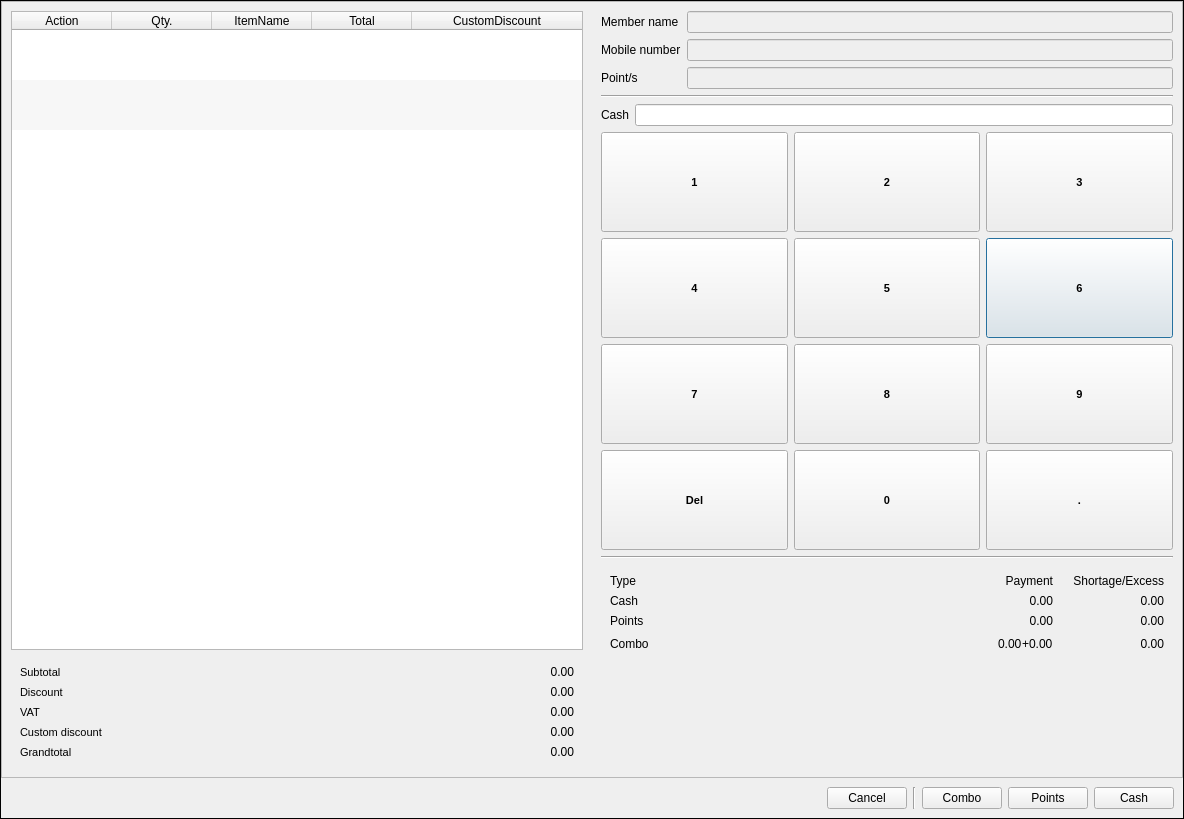
Qt form app/views/templates/generated/InOrder.ui (rondalefloyd/mts-pos) before a commit.
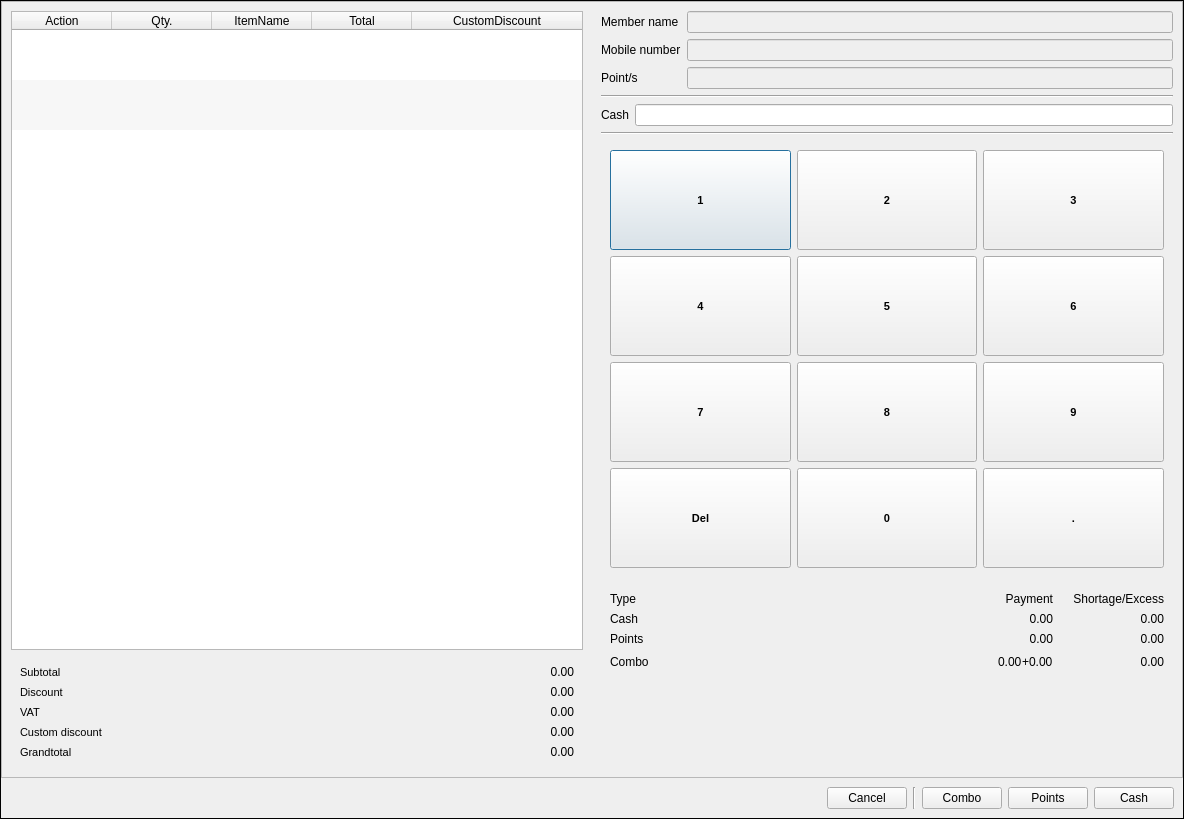
The same form after that commit.

```diff
--- a/app/views/templates/generated/InOrder.ui
+++ b/app/views/templates/generated/InOrder.ui
@@ -167,36 +167,20 @@
                   </item>
                  </layout>
                 </item>
+               </layout>
+              </item>
                 <item>
-                 <layout class="QGridLayout" name="gridLayoutNumpad">
-                  <item row="1" column="2">
-                   <widget class="QPushButton" name="pushButtonKeySix">
-                    <property name="sizePolicy">
-                     <sizepolicy hsizetype="Expanding" vsizetype="Expanding">
-                      <horstretch>0</horstretch>
-                      <verstretch>0</verstretch>
-                     </sizepolicy>
-                    </property>
-                    <property name="minimumSize">
-                     <size>
-                      <width>100</width>
-                      <height>100</height>
-                     </size>
-                    </property>
-                    <property name="font">
-                     <font>
-                      <pointsize>8</pointsize>
-                      <weight>75</weight>
-                      <bold>true</bold>
-                     </font>
-                    </property>
-                    <property name="text">
-                     <string>6</string>
-                    </property>
-                   </widget>
-                  </item>
-                  <item row="1" column="1">
-                   <widget class="QPushButton" name="pushButtonKeyFive">
+               <widget class="Line" name="line_2">
+                <property name="orientation">
+                 <enum>Qt::Horizontal</enum>
+                </property>
+               </widget>
+              </item>
+              <item>
+               <widget class="QWidget" name="widgetNumpad" native="true">
+                <layout class="QGridLayout" name="gridLayout_2">
+                 <item row="0" column="0">
+                  <widget class="QPushButton" name="pushButtonKeyOne">
                     <property name="sizePolicy">
                      <sizepolicy hsizetype="Expanding" vsizetype="Expanding">
                       <horstretch>0</horstretch>
@@ -217,85 +201,7 @@
                      </font>
                     </property>
                     <property name="text">
-                     <string>5</string>
-                    </property>
-                   </widget>
-                  </item>
-                  <item row="2" column="2">
-                   <widget class="QPushButton" name="pushButtonKeyNine">
-                    <property name="sizePolicy">
-                     <sizepolicy hsizetype="Expanding" vsizetype="Expanding">
-                      <horstretch>0</horstretch>
-                      <verstretch>0</verstretch>
-                     </sizepolicy>
-                    </property>
-                    <property name="minimumSize">
-                     <size>
-                      <width>100</width>
-                      <height>100</height>
-                     </size>
-                    </property>
-                    <property name="font">
-                     <font>
-                      <pointsize>8</pointsize>
-                      <weight>75</weight>
-                      <bold>true</bold>
-                     </font>
-                    </property>
-                    <property name="text">
-                     <string>9</string>
-                    </property>
-                   </widget>
-                  </item>
-                  <item row="2" column="0">
-                   <widget class="QPushButton" name="pushButtonKeySeven">
-                    <property name="sizePolicy">
-                     <sizepolicy hsizetype="Expanding" vsizetype="Expanding">
-                      <horstretch>0</horstretch>
-                      <verstretch>0</verstretch>
-                     </sizepolicy>
-                    </property>
-                    <property name="minimumSize">
-                     <size>
-                      <width>100</width>
-                      <height>100</height>
-                     </size>
-                    </property>
-                    <property name="font">
-                     <font>
-                      <pointsize>8</pointsize>
-                      <weight>75</weight>
-                      <bold>true</bold>
-                     </font>
-                    </property>
-                    <property name="text">
-                     <string>7</string>
-                    </property>
-                   </widget>
-                  </item>
-                  <item row="2" column="1">
-                   <widget class="QPushButton" name="pushButtonKeyEight">
-                    <property name="sizePolicy">
-                     <sizepolicy hsizetype="Expanding" vsizetype="Expanding">
-                      <horstretch>0</horstretch>
-                      <verstretch>0</verstretch>
-                     </sizepolicy>
-                    </property>
-                    <property name="minimumSize">
-                     <size>
-                      <width>100</width>
-                      <height>100</height>
-                     </size>
-                    </property>
-                    <property name="font">
-                     <font>
-                      <pointsize>8</pointsize>
-                      <weight>75</weight>
-                      <bold>true</bold>
-                     </font>
-                    </property>
-                    <property name="text">
-                     <string>8</string>
+                    <string>1</string>
                     </property>
                    </widget>
                   </item>
@@ -377,8 +283,8 @@
                     </property>
                    </widget>
                   </item>
-                  <item row="0" column="0">
-                   <widget class="QPushButton" name="pushButtonKeyOne">
+                 <item row="1" column="1">
+                  <widget class="QPushButton" name="pushButtonKeyFive">
                     <property name="sizePolicy">
                      <sizepolicy hsizetype="Expanding" vsizetype="Expanding">
                       <horstretch>0</horstretch>
@@ -399,7 +305,111 @@
                      </font>
                     </property>
                     <property name="text">
-                     <string>1</string>
+                    <string>5</string>
+                   </property>
+                  </widget>
+                 </item>
+                 <item row="1" column="2">
+                  <widget class="QPushButton" name="pushButtonKeySix">
+                   <property name="sizePolicy">
+                    <sizepolicy hsizetype="Expanding" vsizetype="Expanding">
+                     <horstretch>0</horstretch>
+                     <verstretch>0</verstretch>
+                    </sizepolicy>
+                   </property>
+                   <property name="minimumSize">
+                    <size>
+                     <width>100</width>
+                     <height>100</height>
+                    </size>
+                   </property>
+                   <property name="font">
+                    <font>
+                     <pointsize>8</pointsize>
+                     <weight>75</weight>
+                     <bold>true</bold>
+                    </font>
+                   </property>
+                   <property name="text">
+                    <string>6</string>
+                   </property>
+                  </widget>
+                 </item>
+                 <item row="2" column="0">
+                  <widget class="QPushButton" name="pushButtonKeySeven">
+                   <property name="sizePolicy">
+                    <sizepolicy hsizetype="Expanding" vsizetype="Expanding">
+                     <horstretch>0</horstretch>
+                     <verstretch>0</verstretch>
+                    </sizepolicy>
+                   </property>
+                   <property name="minimumSize">
+                    <size>
+                     <width>100</width>
+                     <height>100</height>
+                    </size>
+                   </property>
+                   <property name="font">
+                    <font>
+                     <pointsize>8</pointsize>
+                     <weight>75</weight>
+                     <bold>true</bold>
+                    </font>
+                   </property>
+                   <property name="text">
+                    <string>7</string>
+                   </property>
+                  </widget>
+                 </item>
+                 <item row="2" column="1">
+                  <widget class="QPushButton" name="pushButtonKeyEight">
+                   <property name="sizePolicy">
+                    <sizepolicy hsizetype="Expanding" vsizetype="Expanding">
+                     <horstretch>0</horstretch>
+                     <verstretch>0</verstretch>
+                    </sizepolicy>
+                   </property>
+                   <property name="minimumSize">
+                    <size>
+                     <width>100</width>
+                     <height>100</height>
+                    </size>
+                   </property>
+                   <property name="font">
+                    <font>
+                     <pointsize>8</pointsize>
+                     <weight>75</weight>
+                     <bold>true</bold>
+                    </font>
+                   </property>
+                   <property name="text">
+                    <string>8</string>
+                   </property>
+                  </widget>
+                 </item>
+                 <item row="2" column="2">
+                  <widget class="QPushButton" name="pushButtonKeyNine">
+                   <property name="sizePolicy">
+                    <sizepolicy hsizetype="Expanding" vsizetype="Expanding">
+                     <horstretch>0</horstretch>
+                     <verstretch>0</verstretch>
+                    </sizepolicy>
+                   </property>
+                   <property name="minimumSize">
+                    <size>
+                     <width>100</width>
+                     <height>100</height>
+                    </size>
+                   </property>
+                   <property name="font">
+                    <font>
+                     <pointsize>8</pointsize>
+                     <weight>75</weight>
+                     <bold>true</bold>
+                    </font>
+                   </property>
+                   <property name="text">
+                    <string>9</string>
                     </property>
                    </widget>
                   </item>
@@ -482,14 +492,6 @@
                    </widget>
                   </item>
                  </layout>
-                </item>
-               </layout>
-              </item>
-              <item>
-               <widget class="Line" name="line_2">
-                <property name="orientation">
-                 <enum>Qt::Horizontal</enum>
-                </property>
                </widget>
               </item>
               <item>
```
Lines whose indentation alone changed are shown as unchanged.
